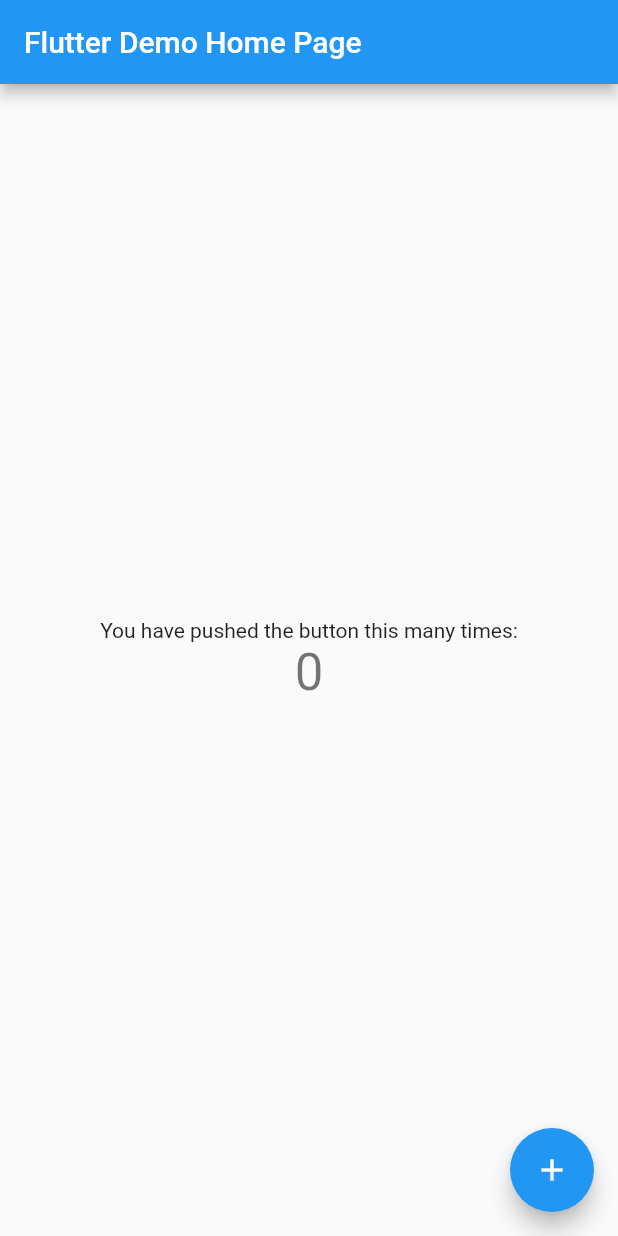
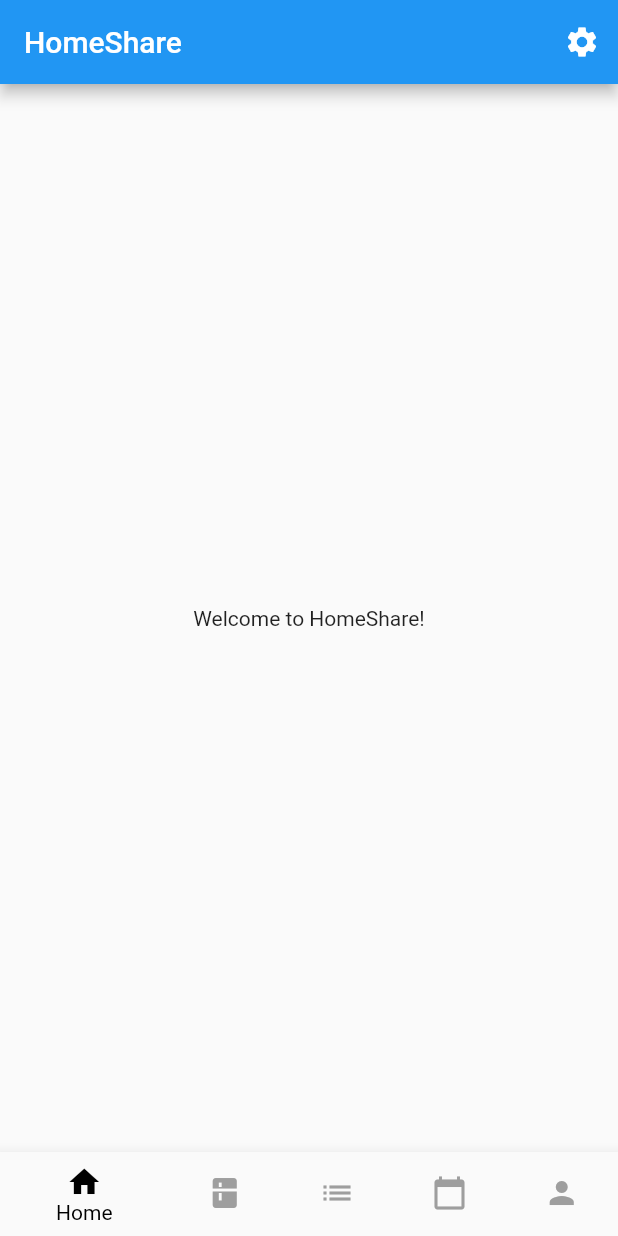
Before and after one commit to TYCTYCTYCTYCTYCTYC/home_share, a Flutter app: the screen it shows after launch, on a phone screen of 412 x 824 dp. Run offline on Flutter 3.47's test engine with Material 2 defaults, Android fonts, the phone set to English and light mode, and no system bars.

Commit message:
very simple homepage

```diff
--- a/lib/main.dart
+++ b/lib/main.dart
@@ -1,115 +1,78 @@
 import 'package:flutter/material.dart';
 
-void main() {
-  runApp(const MyApp());
-}
+void main() => runApp(MyApp());
 
 class MyApp extends StatelessWidget {
-  const MyApp({super.key});
-
-  // This widget is the root of your application.
   @override
   Widget build(BuildContext context) {
     return MaterialApp(
-      title: 'Flutter Demo',
-      theme: ThemeData(
-        // This is the theme of your application.
-        //
-        // Try running your application with "flutter run". You'll see the
-        // application has a blue toolbar. Then, without quitting the app, try
-        // changing the primarySwatch below to Colors.green and then invoke
-        // "hot reload" (press "r" in the console where you ran "flutter run",
-        // or simply save your changes to "hot reload" in a Flutter IDE).
-        // Notice that the counter didn't reset back to zero; the application
-        // is not restarted.
-        primarySwatch: Colors.blue,
-      ),
-      home: const MyHomePage(title: 'Flutter Demo Home Page'),
+      title: 'HomeShare',
+      home: HomePage(),
     );
   }
 }
 
-class MyHomePage extends StatefulWidget {
-  const MyHomePage({super.key, required this.title});
-
-  // This widget is the home page of your application. It is stateful, meaning
-  // that it has a State object (defined below) that contains fields that affect
-  // how it looks.
-
-  // This class is the configuration for the state. It holds the values (in this
-  // case the title) provided by the parent (in this case the App widget) and
-  // used by the build method of the State. Fields in a Widget subclass are
-  // always marked "final".
-
-  final String title;
-
+class HomePage extends StatefulWidget {
   @override
-  State<MyHomePage> createState() => _MyHomePageState();
+  _HomePageState createState() => _HomePageState();
 }
 
-class _MyHomePageState extends State<MyHomePage> {
-  int _counter = 0;
-
-  void _incrementCounter() {
-    setState(() {
-      // This call to setState tells the Flutter framework that something has
-      // changed in this State, which causes it to rerun the build method below
-      // so that the display can reflect the updated values. If we changed
-      // _counter without calling setState(), then the build method would not be
-      // called again, and so nothing would appear to happen.
-      _counter++;
-    });
-  }
+class _HomePageState extends State<HomePage> {
+  int _currentIndex = 0;
 
   @override
   Widget build(BuildContext context) {
-    // This method is rerun every time setState is called, for instance as done
-    // by the _incrementCounter method above.
-    //
-    // The Flutter framework has been optimized to make rerunning build methods
-    // fast, so that you can just rebuild anything that needs updating rather
-    // than having to individually change instances of widgets.
     return Scaffold(
       appBar: AppBar(
-        // Here we take the value from the MyHomePage object that was created by
-        // the App.build method, and use it to set our appbar title.
-        title: Text(widget.title),
+        title: Text('HomeShare'),
+        actions: [
+          IconButton(
+            icon: Icon(Icons.settings),
+            onPressed: () {
+              // TODO: Implement settings functionality
+            },
+          ),
+        ],
       ),
       body: Center(
-        // Center is a layout widget. It takes a single child and positions it
-        // in the middle of the parent.
-        child: Column(
-          // Column is also a layout widget. It takes a list of children and
-          // arranges them vertically. By default, it sizes itself to fit its
-          // children horizontally, and tries to be as tall as its parent.
-          //
-          // Invoke "debug painting" (press "p" in the console, choose the
-          // "Toggle Debug Paint" action from the Flutter Inspector in Android
-          // Studio, or the "Toggle Debug Paint" command in Visual Studio Code)
-          // to see the wireframe for each widget.
-          //
-          // Column has various properties to control how it sizes itself and
-          // how it positions its children. Here we use mainAxisAlignment to
-          // center the children vertically; the main axis here is the vertical
-          // axis because Columns are vertical (the cross axis would be
-          // horizontal).
-          mainAxisAlignment: MainAxisAlignment.center,
-          children: <Widget>[
-            const Text(
-              'You have pushed the button this many times:',
-            ),
-            Text(
-              '$_counter',
-              style: Theme.of(context).textTheme.headlineMedium,
-            ),
-          ],
-        ),
+        child: Text('Welcome to HomeShare!'),
       ),
-      floatingActionButton: FloatingActionButton(
-        onPressed: _incrementCounter,
-        tooltip: 'Increment',
-        child: const Icon(Icons.add),
-      ), // This trailing comma makes auto-formatting nicer for build methods.
+      bottomNavigationBar: BottomNavigationBar(
+        currentIndex: _currentIndex,
+        onTap: (index) {
+          setState(() {
+            _currentIndex = index;
+          });
+        },
+        selectedItemColor: Colors.black,
+        unselectedItemColor: Colors.grey,
+        selectedLabelStyle: TextStyle(
+            color: Colors.grey), // set the label color for selected item
+        unselectedLabelStyle: TextStyle(
+            color: Colors.grey), // set the label color for unselected items
+        items: [
+          BottomNavigationBarItem(
+            icon: Icon(Icons.home),
+            label: 'Home',
+          ),
+          BottomNavigationBarItem(
+            icon: Icon(Icons.kitchen),
+            label: 'Fridge',
+          ),
+          BottomNavigationBarItem(
+            icon: Icon(Icons.list),
+            label: 'Chores',
+          ),
+          BottomNavigationBarItem(
+            icon: Icon(Icons.calendar_today),
+            label: 'Schedule',
+          ),
+          BottomNavigationBarItem(
+            icon: Icon(Icons.person),
+            label: 'Profile',
+          ),
+        ],
+      ),
     );
   }
 }
```
